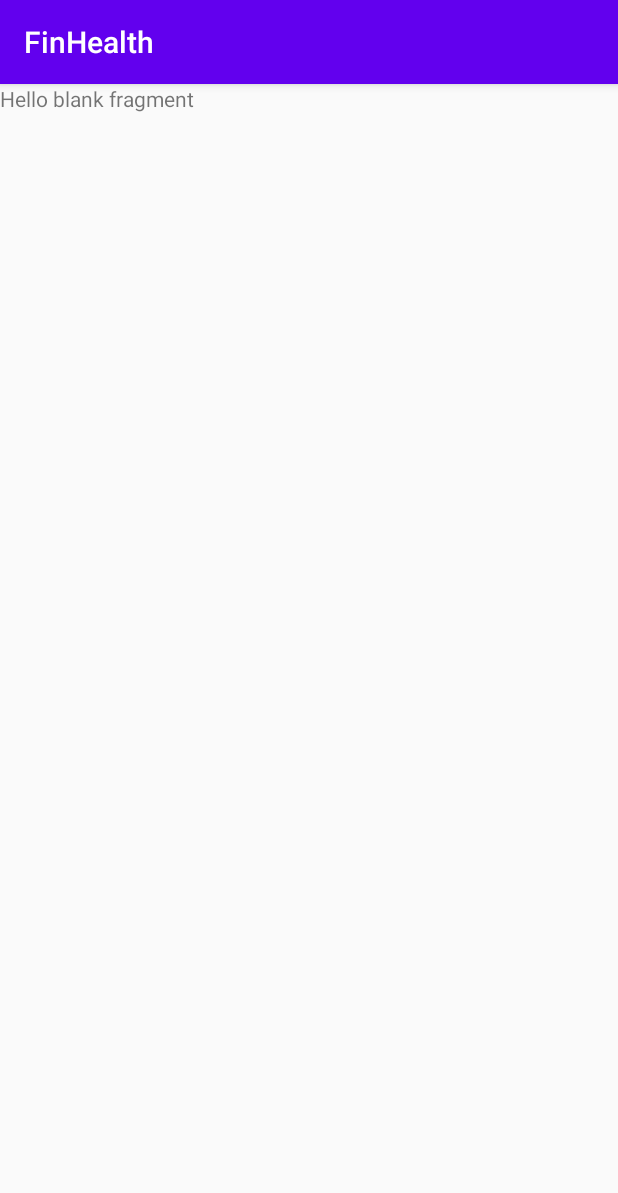
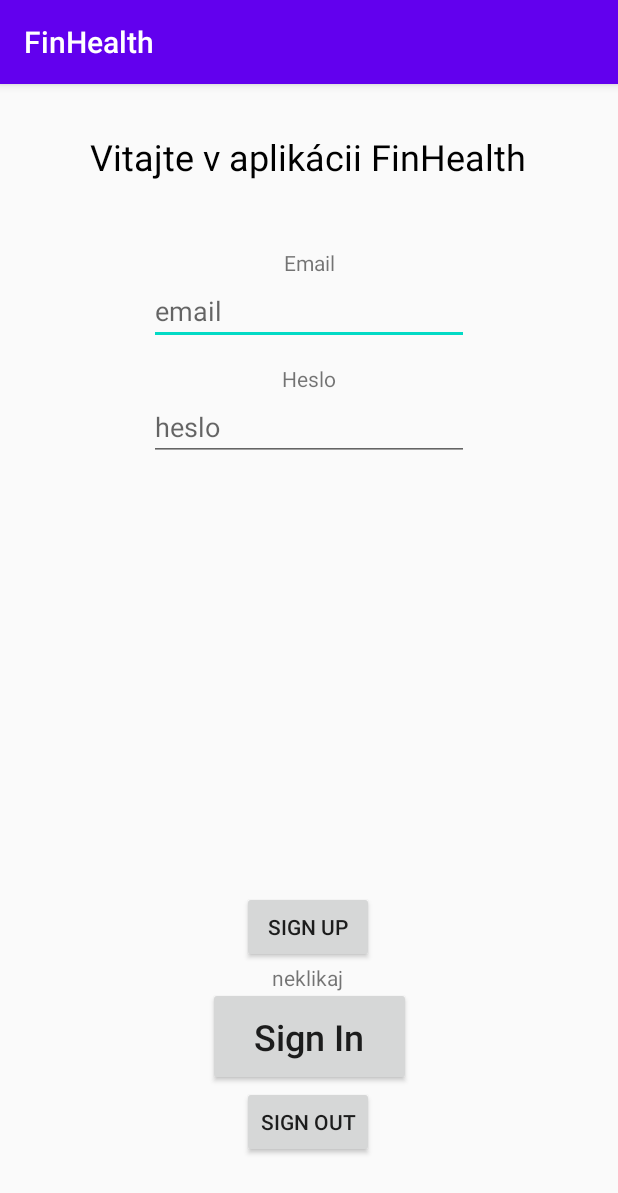
Before and after one commit to Trupendo/FinHealth, an Android app: the screen it shows after launch (MainActivity), on a phone screen of 412 x 824 dp. Shown: the top 1193 px of the screen. Run offline under Robolectric (Android 15) with nearby library versions, the phone set to English and light mode, and no system bars; our stand-ins replace Firebase (no records; nobody signed in at launch, a user with empty details on screens opened directly).

Commit message:
kopa roboty na registracii s Kendzim, nejak to uz funguje ale treba doladit

```diff
--- /dev/null
+++ b/app/src/main/java/devetlopers/finhealth/LoginFragment.java
@@ -0,0 +1,107 @@
+package devetlopers.finhealth;
+
+import android.os.Bundle;
+import android.view.LayoutInflater;
+import android.view.View;
+import android.view.ViewGroup;
+import android.widget.Button;
+import android.widget.TextView;
+import android.widget.Toast;
+
+import androidx.annotation.NonNull;
+import androidx.annotation.Nullable;
+import androidx.fragment.app.Fragment;
+import androidx.navigation.Navigation;
+
+import com.google.android.gms.auth.api.signin.GoogleSignInOptions;
+import com.google.firebase.auth.FirebaseAuth;
+import com.google.firebase.firestore.FirebaseFirestore;
+import com.google.firebase.firestore.SetOptions;
+
+import java.util.HashMap;
+
+
+/**
+ * A simple {@link Fragment} subclass.
+ */
+public class LoginFragment extends Fragment {
+
+    public LoginFragment() {
+        // Required empty public constructor
+    }
+
+
+    @Override
+    public View onCreateView(LayoutInflater inflater, ViewGroup container,
+                             Bundle savedInstanceState) {
+        // Inflate the layout for this fragment
+        return inflater.inflate(R.layout.fragment_login, container, false);
+    }
+
+    @Override
+    public void onViewCreated(@NonNull View view, @Nullable Bundle savedInstanceState) {
+        super.onViewCreated(view, savedInstanceState);
+
+        GoogleSignInOptions gso = new GoogleSignInOptions.Builder(GoogleSignInOptions.DEFAULT_SIGN_IN)
+                .requestIdToken(getString(R.string.default_web_client_id))
+                .requestEmail()
+                .build();
+
+        FirebaseAuth auth = FirebaseAuth.getInstance();
+        FirebaseFirestore firebaseFirestore = FirebaseFirestore.getInstance();
+        Button signUpButton = view.findViewById(R.id.signUpButton);
+        Button signInButton = view.findViewById(R.id.signInButton);
+        Button signOutButton = view.findViewById(R.id.signOutButton);
+        TextView emailField = view.findViewById(R.id.emailField);
+        TextView passwordField = view.findViewById(R.id.passwordField);
+
+
+        signUpButton.setOnClickListener(view1 -> {
+            auth.createUserWithEmailAndPassword("matej@kandrac.com", "cisco123").addOnCompleteListener(runnable -> {
+                if (runnable.isSuccessful()) {
+                    Toast.makeText(getContext(), "ZAREGISTROVANE", Toast.LENGTH_SHORT).show();
+                    HashMap<String, Object> data = new HashMap<>();
+                    data.put("name", "Matej");
+                    data.put("surname", "Kandrac");
+                    firebaseFirestore.collection("users").document(auth.getCurrentUser().getUid()).set(data, SetOptions.merge()).addOnCompleteListener(runnable1 -> {
+                        Toast.makeText(getContext(), "ULOZENE", Toast.LENGTH_SHORT).show();
+                    });
+                } else {
+                    Toast.makeText(getContext(), "NEDA SA REGISTROVAT", Toast.LENGTH_SHORT).show();
+                }
+            });
+        });
+
+        signInButton.setOnClickListener(view1 -> {
+            String email = String.valueOf(emailField.getText());
+            String password = String.valueOf(passwordField.getText());
+            if (email.equals("") || password.equals("")) {
+                emailField.setError("Povinne more!");
+                passwordField.setError("Povinne more!");
+                return;
+            }
+            auth.signInWithEmailAndPassword(email, password).addOnCompleteListener(runnable -> {
+                if (runnable.isSuccessful()) {
+                    firebaseFirestore.collection("users").document(auth.getCurrentUser().getUid()).get().addOnCompleteListener(runnable1 -> {
+                        if (runnable1.isSuccessful()) {
+                            User user = runnable1.getResult().toObject(User.class);
+                            SingletonUser user1 = SingletonUser.getInstance();
+                            user1.setLoggedUser(user);
+                            Bundle dataToPass = new Bundle();
+                            dataToPass.putString("Name", "Matejkooo");
+                            Navigation.findNavController(view).navigate(R.id.action_loginFragment_to_mainFragment, dataToPass);
+                        } else
+                            Toast.makeText(getContext(), "Could not fetch data", Toast.LENGTH_SHORT).show();
+                    });
+                } else
+                    Toast.makeText(getContext(), "Something went wrong", Toast.LENGTH_SHORT).show();
+            });
+        });
+
+        signOutButton.setOnClickListener(view1 -> {
+            auth.signOut();
+            Toast.makeText(getContext(), "ODHLASENE", Toast.LENGTH_SHORT).show();
+        });
+    }
+
+}
--- /dev/null
+++ b/app/src/main/res/layout/fragment_login.xml
@@ -0,0 +1,109 @@
+<?xml version="1.0" encoding="utf-8"?>
+<androidx.constraintlayout.widget.ConstraintLayout xmlns:android="http://schemas.android.com/apk/res/android"
+    xmlns:app="http://schemas.android.com/apk/res-auto"
+    xmlns:tools="http://schemas.android.com/tools"
+    android:id="@+id/loginlayout"
+    android:layout_width="match_parent"
+    android:layout_height="match_parent"
+    tools:context=".LoginFragment">
+
+    <TextView
+        android:id="@+id/welcomeText"
+        android:layout_width="wrap_content"
+        android:layout_height="wrap_content"
+        android:layout_marginTop="32dp"
+        android:text="Vitajte v aplikácii FinHealth"
+        android:textAppearance="@style/TextAppearance.AppCompat.Body1"
+        android:textColor="@android:color/black"
+        android:textSize="24sp"
+        app:layout_constraintEnd_toEndOf="parent"
+        app:layout_constraintHorizontal_bias="0.496"
+        app:layout_constraintStart_toStartOf="parent"
+        app:layout_constraintTop_toTopOf="parent" />
+
+    <Button
+        android:id="@+id/signOutButton"
+        android:layout_width="wrap_content"
+        android:layout_height="wrap_content"
+        android:text="Sign Out"
+        app:layout_constraintEnd_toEndOf="parent"
+        app:layout_constraintHorizontal_bias="0.498"
+        app:layout_constraintStart_toStartOf="parent"
+        app:layout_constraintTop_toBottomOf="@+id/signInButton" />
+
+    <Button
+        android:id="@+id/signUpButton"
+        android:layout_width="wrap_content"
+        android:layout_height="wrap_content"
+        android:layout_marginBottom="16dp"
+        android:text="Sign Up"
+        app:layout_constraintBottom_toTopOf="@+id/signInButton"
+        app:layout_constraintEnd_toEndOf="parent"
+        app:layout_constraintHorizontal_bias="0.498"
+        app:layout_constraintStart_toStartOf="parent" />
+
+    <Button
+        android:id="@+id/signInButton"
+        android:layout_width="135dp"
+        android:layout_height="66dp"
+        android:layout_marginBottom="100dp"
+        android:text="Sign In"
+        android:textAppearance="@style/TextAppearance.AppCompat.Body2"
+        android:textSize="24sp"
+        app:layout_constraintBottom_toBottomOf="parent"
+        app:layout_constraintEnd_toEndOf="parent"
+        app:layout_constraintStart_toStartOf="parent" />
+
+    <TextView
+        android:id="@+id/textView2"
+        android:layout_width="wrap_content"
+        android:layout_height="wrap_content"
+        android:text="neklikaj"
+        app:layout_constraintEnd_toEndOf="parent"
+        app:layout_constraintHorizontal_bias="0.498"
+        app:layout_constraintStart_toStartOf="parent"
+        app:layout_constraintTop_toBottomOf="@+id/signUpButton" />
+
+    <EditText
+        android:id="@+id/emailField"
+        android:layout_width="wrap_content"
+        android:layout_height="wrap_content"
+        android:layout_marginTop="64dp"
+        android:ems="10"
+        android:hint="email"
+        android:inputType="textEmailAddress"
+        app:layout_constraintEnd_toEndOf="parent"
+        app:layout_constraintStart_toStartOf="parent"
+        app:layout_constraintTop_toBottomOf="@+id/welcomeText" />
+
+    <EditText
+        android:id="@+id/passwordField"
+        android:layout_width="wrap_content"
+        android:layout_height="wrap_content"
+        android:layout_marginTop="32dp"
+        android:ems="10"
+        android:hint="heslo"
+        android:inputType="textPassword"
+        app:layout_constraintEnd_toEndOf="parent"
+        app:layout_constraintStart_toStartOf="parent"
+        app:layout_constraintTop_toBottomOf="@+id/emailField" />
+
+    <TextView
+        android:id="@+id/emailLabel"
+        android:layout_width="wrap_content"
+        android:layout_height="wrap_content"
+        android:text="Email"
+        app:layout_constraintBottom_toTopOf="@+id/emailField"
+        app:layout_constraintEnd_toEndOf="parent"
+        app:layout_constraintStart_toStartOf="parent" />
+
+    <TextView
+        android:id="@+id/passwordLabel"
+        android:layout_width="wrap_content"
+        android:layout_height="wrap_content"
+        android:text="Heslo"
+        app:layout_constraintBottom_toTopOf="@+id/passwordField"
+        app:layout_constraintEnd_toEndOf="parent"
+        app:layout_constraintStart_toStartOf="parent" />
+
+</androidx.constraintlayout.widget.ConstraintLayout>
--- a/app/src/main/res/layout/fragment_main.xml
+++ b/app/src/main/res/layout/fragment_main.xml
@@ -12,7 +12,8 @@
         android:id="@+id/textView"
         android:layout_width="0dp"
         android:layout_height="0dp"
-        android:text="@string/hello_blank_fragment"
+        android:text="MAIN FRAGMENT"
+        android:textAppearance="@style/TextAppearance.AppCompat.Display2"
         app:layout_constraintBottom_toBottomOf="parent"
         app:layout_constraintEnd_toEndOf="parent"
         app:layout_constraintStart_toStartOf="parent"
--- a/app/src/main/res/navigation/main_graph.xml
+++ b/app/src/main/res/navigation/main_graph.xml
@@ -3,11 +3,23 @@
     xmlns:app="http://schemas.android.com/apk/res-auto"
     xmlns:tools="http://schemas.android.com/tools"
     android:id="@+id/main_graph"
-    app:startDestination="@id/mainFragment">
+    app:startDestination="@id/loginFragment">
 
     <fragment
         android:id="@+id/mainFragment"
         android:name="devetlopers.finhealth.MainFragment"
         android:label="fragment_main"
         tools:layout="@layout/fragment_main" />
+    <fragment
+        android:id="@+id/loginFragment"
+        android:name="devetlopers.finhealth.LoginFragment"
+        android:label="fragment_login"
+        tools:layout="@layout/fragment_login" >
+        <action
+            android:id="@+id/action_loginFragment_to_mainFragment"
+            app:destination="@id/mainFragment">
+            <argument android:name="Name"
+                app:argType="string"/>
+        </action>
+    </fragment>
 </navigation>
```
Also changed, not shown: app/build.gradle (+7 -1 lines), app/src/main/java/devetlopers/finhealth/MainActivity.java (+8 -0 lines), app/src/main/java/devetlopers/finhealth/MainFragment.java (+12 -1 lines), app/src/main/java/devetlopers/finhealth/SingletonUser.java (added, +24 -0 lines), app/src/main/java/devetlopers/finhealth/User.java (added, +18 -0 lines).
